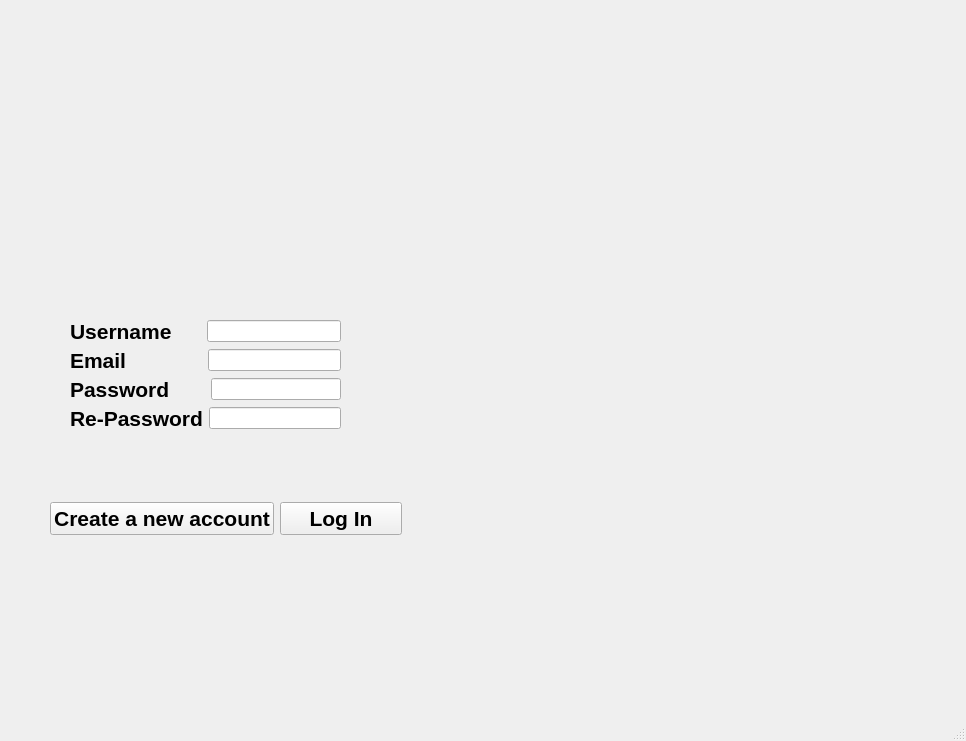
This is mainwindow.ui in Adarsha16/SoftNote as Qt 5 draws it before an edit. The edited form follows.
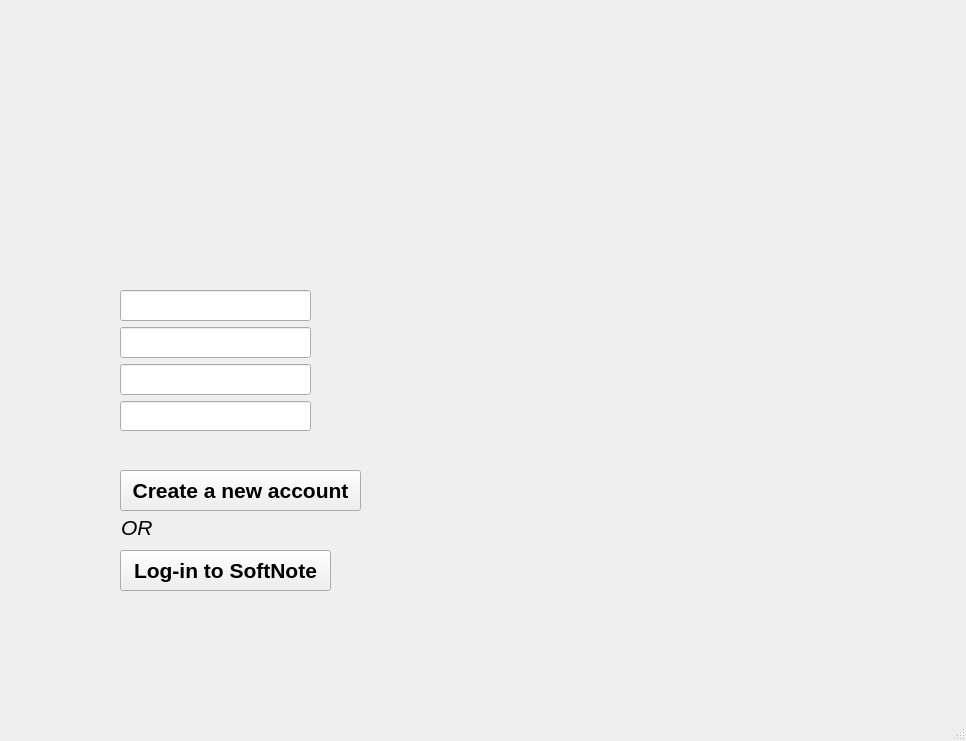
This is the edited form.

Patch:
```diff
--- a/mainwindow.ui
+++ b/mainwindow.ui
@@ -41,118 +41,107 @@
       <string/>
      </property>
     </widget>
-    <widget class="QWidget" name="layoutWidget">
+    <widget class="QLabel" name="label">
      <property name="geometry">
       <rect>
-       <x>30</x>
-       <y>300</y>
-       <width>271</width>
-       <height>110</height>
+       <x>81</x>
+       <y>496</y>
+       <width>31</width>
+       <height>22</height>
+      </rect>
+     </property>
+     <property name="font">
+      <font>
+       <pointsize>16</pointsize>
+       <italic>true</italic>
+      </font>
+     </property>
+     <property name="text">
+      <string>OR</string>
+     </property>
+    </widget>
+    <widget class="QWidget" name="">
+     <property name="geometry">
+      <rect>
+       <x>80</x>
+       <y>270</y>
+       <width>191</width>
+       <height>141</height>
       </rect>
      </property>
      <layout class="QVBoxLayout" name="verticalLayout">
       <item>
-       <layout class="QHBoxLayout" name="horizontalLayout">
-        <item>
-         <widget class="QLabel" name="Username">
+       <widget class="QLineEdit" name="getUsername">
           <property name="font">
            <font>
             <pointsize>16</pointsize>
-            <bold>true</bold>
-           </font>
-          </property>
-          <property name="text">
-           <string>Username     </string>
-          </property>
+         </font>
+        </property>
          </widget>
         </item>
         <item>
-         <widget class="QLineEdit" name="getUsername"/>
-        </item>
-       </layout>
-      </item>
-      <item>
-       <layout class="QHBoxLayout" name="horizontalLayout_2">
-        <item>
-         <widget class="QLabel" name="Email">
+       <widget class="QLineEdit" name="getEmail">
           <property name="font">
            <font>
             <pointsize>16</pointsize>
-            <bold>true</bold>
-           </font>
-          </property>
-          <property name="text">
-           <string>Email             </string>
-          </property>
-         </widget>
-        </item>
-        <item>
-         <widget class="QLineEdit" name="getEmail"/>
-        </item>
-       </layout>
-      </item>
-      <item>
-       <layout class="QHBoxLayout" name="horizontalLayout_3">
-        <item>
-         <widget class="QLabel" name="Password">
-          <property name="font">
-           <font>
-            <pointsize>16</pointsize>
-            <bold>true</bold>
-           </font>
-          </property>
-          <property name="text">
-           <string>Password      </string>
+         </font>
           </property>
          </widget>
         </item>
         <item>
          <widget class="QLineEdit" name="getPass">
-          <property name="echoMode">
-           <enum>QLineEdit::Password</enum>
-          </property>
-         </widget>
-        </item>
-       </layout>
-      </item>
-      <item>
-       <layout class="QHBoxLayout" name="horizontalLayout_4">
-        <item>
-         <widget class="QLabel" name="Re_pass">
           <property name="font">
            <font>
             <pointsize>16</pointsize>
-            <bold>true</bold>
-           </font>
-          </property>
-          <property name="text">
-           <string>Re-Password</string>
+         </font>
+        </property>
+        <property name="echoMode">
+         <enum>QLineEdit::Password</enum>
           </property>
          </widget>
         </item>
         <item>
          <widget class="QLineEdit" name="getRePass">
+        <property name="font">
+         <font>
+          <pointsize>16</pointsize>
+         </font>
+        </property>
           <property name="echoMode">
            <enum>QLineEdit::Password</enum>
           </property>
          </widget>
         </item>
        </layout>
-      </item>
-     </layout>
     </widget>
-    <widget class="QWidget" name="layoutWidget">
+    <widget class="QPushButton" name="signIn">
      <property name="geometry">
       <rect>
-       <x>10</x>
-       <y>480</y>
-       <width>352</width>
-       <height>38</height>
+       <x>80</x>
+       <y>530</y>
+       <width>211</width>
+       <height>41</height>
       </rect>
      </property>
-     <layout class="QHBoxLayout" name="horizontalLayout_5">
-      <item>
+     <property name="font">
+      <font>
+       <pointsize>16</pointsize>
+       <bold>true</bold>
+      </font>
+     </property>
+     <property name="text">
+      <string>Log-in to SoftNote</string>
+     </property>
+    </widget>
        <widget class="QPushButton" name="onSubmit">
+     <property name="geometry">
+      <rect>
+       <x>80</x>
+       <y>450</y>
+       <width>241</width>
+       <height>41</height>
+      </rect>
+     </property>
         <property name="font">
          <font>
           <pointsize>16</pointsize>
@@ -162,22 +151,6 @@
         <property name="text">
          <string>Create a new account</string>
         </property>
-       </widget>
-      </item>
-      <item>
-       <widget class="QPushButton" name="signIn">
-        <property name="font">
-         <font>
-          <pointsize>16</pointsize>
-          <bold>true</bold>
-         </font>
-        </property>
-        <property name="text">
-         <string>Log In</string>
-        </property>
-       </widget>
-      </item>
-     </layout>
     </widget>
    </widget>
   </widget>
```
Lines whose indentation alone changed are shown as unchanged.
